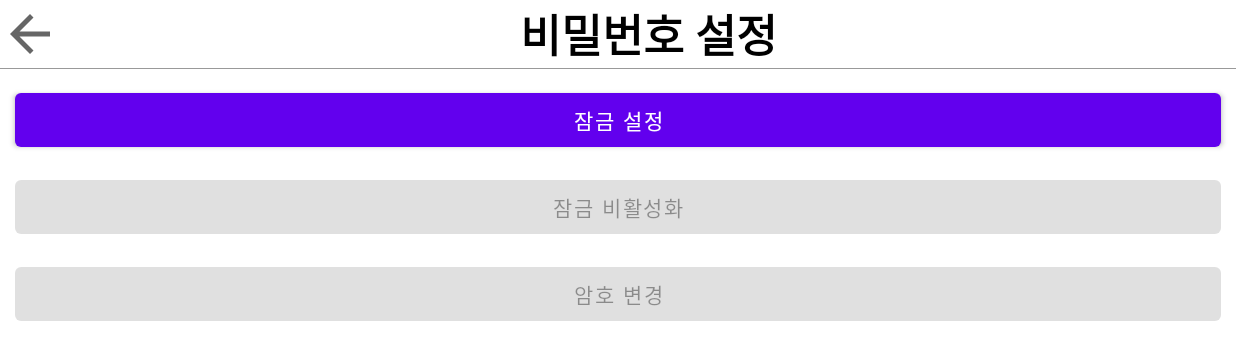
After one commit to ldj526/BilliardClient, an Android app: the AppLockSettingActivity screen opened directly, with no data from a screen before it, on a phone screen of 824 x 412 dp (held sideways). The commit adds this screen. Shown: the top 360 px of the screen. Run offline under Robolectric (Android 15) with nearby library versions, the phone set to English and light mode, and no system bars.

Commit message:
feat: Setting 화면으로 갈 때 비밀번호 잠금 거는 기능

```diff
--- /dev/null
+++ b/app/src/main/java/com/example/billiardclient/lock/AppLock.kt
@@ -0,0 +1,37 @@
+package com.example.billiardclient.lock
+
+import android.content.Context
+
+class AppLock(context: Context) {
+
+    private var sharedPref = context.getSharedPreferences("appLock", Context.MODE_PRIVATE)
+
+    // 잠금 비밀번호 저장
+    fun setPassLock(password: String) {
+        sharedPref.edit().apply {
+            putString("applock", password)
+            apply()
+        }
+    }
+
+    // 잠금 설정 제거
+    fun removePassLock() {
+        sharedPref.edit().apply() {
+            remove("applock")
+            apply()
+        }
+    }
+
+    // 비밀번호가 맞는지 체크
+    fun checkPassLock(password: String): Boolean {
+        return sharedPref.getString("applock", "0") == password
+    }
+
+    // 잠금 설정 여부
+    fun isPassLockSet(): Boolean {
+        if (sharedPref.contains("applock")) {
+            return true
+        }
+        return false
+    }
+}
--- /dev/null
+++ b/app/src/main/java/com/example/billiardclient/lock/AppLockSettingActivity.kt
@@ -0,0 +1,103 @@
+package com.example.billiardclient.lock
+
+import android.app.Activity
+import android.content.Intent
+import androidx.appcompat.app.AppCompatActivity
+import android.os.Bundle
+import android.widget.Toast
+import com.example.billiardclient.SettingActivity
+import com.example.billiardclient.databinding.ActivityAppLockSettingBinding
+
+class AppLockSettingActivity : AppCompatActivity() {
+
+    private var _binding: ActivityAppLockSettingBinding? = null
+    private val binding get() = _binding!!
+
+    private var lock = true
+
+    override fun onCreate(savedInstanceState: Bundle?) {
+        super.onCreate(savedInstanceState)
+        _binding = ActivityAppLockSettingBinding.inflate(layoutInflater)
+        setContentView(binding.root)
+
+        init()
+
+        binding.backImg.setOnClickListener {
+            val intent = Intent(this, SettingActivity::class.java)
+            intent.flags = Intent.FLAG_ACTIVITY_CLEAR_TOP
+            startActivity(intent)
+            finish()
+        }
+
+        binding.setLockBtn.setOnClickListener {
+            val intent = Intent(this, AppLockPasswordActivity::class.java).apply {
+                putExtra(AppLockConst.type, AppLockConst.ENABLE_PASSLOCK)
+            }
+            startActivityForResult(intent, AppLockConst.ENABLE_PASSLOCK)
+        }
+
+        binding.setDelLockBtn.setOnClickListener {
+            val intent = Intent(this, AppLockPasswordActivity::class.java).apply {
+                putExtra(AppLockConst.type, AppLockConst.DISABLE_PASSLOCK)
+            }
+            startActivityForResult(intent, AppLockConst.DISABLE_PASSLOCK)
+        }
+
+        binding.changePwdBtn.setOnClickListener {
+            val intent = Intent(this, AppLockPasswordActivity::class.java).apply {
+                putExtra(AppLockConst.type, AppLockConst.CHANGE_PASSWORD)
+            }
+            startActivityForResult(intent, AppLockConst.CHANGE_PASSWORD)
+        }
+    }
+
+    override fun onActivityResult(requestCode: Int, resultCode: Int, data: Intent?) {
+        super.onActivityResult(requestCode, resultCode, data)
+
+        when (requestCode) {
+            AppLockConst.ENABLE_PASSLOCK -> {
+                if (resultCode == Activity.RESULT_OK) {
+                    Toast.makeText(this, "암호 설정 됨", Toast.LENGTH_SHORT).show()
+                    init()
+                }
+            }
+            AppLockConst.DISABLE_PASSLOCK -> {
+                if (resultCode == Activity.RESULT_OK) {
+                    Toast.makeText(this, "암호 삭제 됨", Toast.LENGTH_SHORT).show()
+                    init()
+                }
+            }
+            AppLockConst.CHANGE_PASSWORD -> {
+                if (resultCode == Activity.RESULT_OK) {
+                    Toast.makeText(this, "암호 변경 됨", Toast.LENGTH_SHORT).show()
+                    init()
+                }
+            }
+            AppLockConst.UNLOCK_PASSWORD -> {
+                if (resultCode == Activity.RESULT_OK) {
+                    Toast.makeText(this, "잠금 해제 됨", Toast.LENGTH_SHORT).show()
+                    init()
+                }
+            }
+        }
+    }
+
+    private fun init() {
+        if (AppLock(this).isPassLockSet()) {
+            binding.setLockBtn.isEnabled = false
+            binding.setDelLockBtn.isEnabled = true
+            binding.changePwdBtn.isEnabled = true
+            lock = true
+        } else {
+            binding.setLockBtn.isEnabled = true
+            binding.setDelLockBtn.isEnabled = false
+            binding.changePwdBtn.isEnabled = false
+            lock = false
+        }
+    }
+
+    override fun onDestroy() {
+        super.onDestroy()
+        _binding = null
+    }
+}
--- /dev/null
+++ b/app/src/main/res/drawable/password_setting.xml
@@ -0,0 +1,5 @@
+<vector android:height="24dp" android:tint="#000000"
+    android:viewportHeight="24" android:viewportWidth="24"
+    android:width="24dp" xmlns:android="http://schemas.android.com/apk/res/android">
+    <path android:fillColor="@android:color/white" android:pathData="M12.65,10C11.83,7.67 9.61,6 7,6c-3.31,0 -6,2.69 -6,6s2.69,6 6,6c2.61,0 4.83,-1.67 5.65,-4H17v4h4v-4h2v-4H12.65zM7,14c-1.1,0 -2,-0.9 -2,-2s0.9,-2 2,-2 2,0.9 2,2 -0.9,2 -2,2z"/>
+</vector>
--- /dev/null
+++ b/app/src/main/res/layout/activity_app_lock_setting.xml
@@ -0,0 +1,76 @@
+<?xml version="1.0" encoding="utf-8"?>
+<androidx.constraintlayout.widget.ConstraintLayout xmlns:android="http://schemas.android.com/apk/res/android"
+    xmlns:app="http://schemas.android.com/apk/res-auto"
+    xmlns:tools="http://schemas.android.com/tools"
+    android:layout_width="match_parent"
+    android:layout_height="match_parent"
+    tools:context=".MainActivity">
+
+    <LinearLayout
+        android:id="@+id/linearLayout2"
+        android:layout_width="match_parent"
+        android:layout_height="wrap_content"
+        android:orientation="vertical"
+        app:layout_constraintTop_toTopOf="parent">
+
+        <LinearLayout
+            android:layout_width="match_parent"
+            android:layout_height="match_parent"
+            android:orientation="horizontal">
+
+            <ImageView
+                android:id="@+id/backImg"
+                android:layout_width="40dp"
+                android:layout_height="match_parent"
+                android:src="?attr/actionModeCloseDrawable"/>
+
+            <TextView
+                android:layout_width="match_parent"
+                android:layout_height="wrap_content"
+                android:gravity="center"
+                android:text="비밀번호 설정"
+                android:textColor="#000000"
+                android:textSize="30sp"
+                android:textStyle="bold" />
+
+        </LinearLayout>
+
+        <LinearLayout
+            android:layout_width="match_parent"
+            android:layout_height="0.6dp"
+            android:background="#999999" />
+
+    </LinearLayout>
+
+    <Button
+        android:id="@+id/setLockBtn"
+        android:layout_width="match_parent"
+        android:layout_height="wrap_content"
+        android:layout_margin="10dp"
+        android:text="잠금 설정"
+        app:layout_constraintEnd_toEndOf="parent"
+        app:layout_constraintStart_toStartOf="parent"
+        app:layout_constraintTop_toBottomOf="@+id/linearLayout2" />
+
+    <Button
+        android:id="@+id/setDelLockBtn"
+        android:layout_width="match_parent"
+        android:layout_height="wrap_content"
+        android:layout_margin="10dp"
+        android:text="잠금 비활성화"
+        app:layout_constraintEnd_toEndOf="parent"
+        app:layout_constraintHorizontal_bias="0.473"
+        app:layout_constraintStart_toStartOf="parent"
+        app:layout_constraintTop_toBottomOf="@+id/setLockBtn" />
+
+    <Button
+        android:id="@+id/changePwdBtn"
+        android:layout_width="match_parent"
+        android:layout_height="wrap_content"
+        android:layout_margin="10dp"
+        android:text="암호 변경"
+        app:layout_constraintEnd_toEndOf="parent"
+        app:layout_constraintHorizontal_bias="0.0"
+        app:layout_constraintStart_toStartOf="parent"
+        app:layout_constraintTop_toBottomOf="@+id/setDelLockBtn" />
+</androidx.constraintlayout.widget.ConstraintLayout>
--- a/app/src/main/res/layout/activity_main.xml
+++ b/app/src/main/res/layout/activity_main.xml
@@ -39,7 +39,7 @@
                 android:gravity="center"
                 android:maxLines="1"
                 android:text="0"
-                android:textColor="#FFFFFF"
+                android:textColor="#FF0000"
                 android:textSize="130sp"
                 android:textStyle="bold"
                 app:layout_constraintBottom_toBottomOf="parent"
--- a/app/src/main/res/values-night/themes.xml
+++ b/app/src/main/res/values-night/themes.xml
@@ -12,5 +12,9 @@
         <!-- Status bar color. -->
         <item name="android:statusBarColor">?attr/colorPrimaryVariant</item>
         <!-- Customize your theme here. -->
+
+        <!-- 상단바 제거 -->
+        <item name="windowActionBar">false</item>
+        <item name="windowNoTitle">true</item>
     </style>
 </resources>
```
Also changed, not shown: app/src/main/AndroidManifest.xml (+16 -6 lines), app/src/main/java/com/example/billiardclient/MainActivity.kt (+14 -2 lines), app/src/main/java/com/example/billiardclient/SettingActivity.kt (+8 -0 lines), app/src/main/java/com/example/billiardclient/lock/AppLockConst.kt (added, +9 -0 lines), app/src/main/java/com/example/billiardclient/lock/AppLockPasswordActivity.kt (added, +115 -0 lines), app/src/main/res/layout/activity_app_lock_password.xml (added, +90 -0 lines), app/src/main/res/layout/activity_setting.xml (+11 -1 lines), app/src/main/res/drawable/emptystartbackground.jpg.
